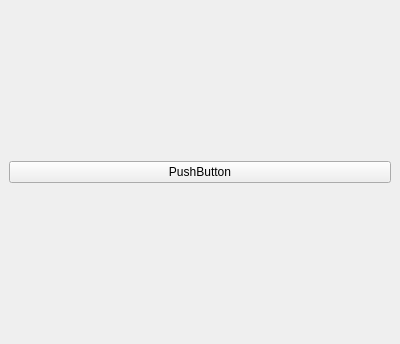
Above: sr_gui_controller_tuner/uis/SrGuiControllerTuner.ui from shadow-robot/sr-ros-interface before the change. Below: the same form after it.
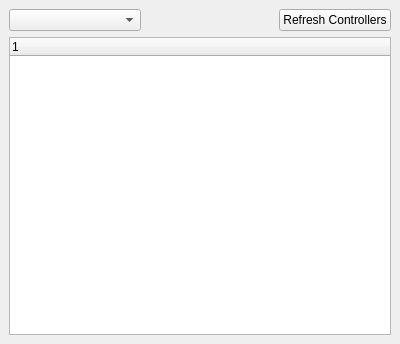
That is the form after the change.

Commit message: The controller tuner parses an xml file containing the different settings and displays them in a tree widget.

The edit to the form file:
```diff
--- a/sr_gui_controller_tuner/uis/SrGuiControllerTuner.ui
+++ b/sr_gui_controller_tuner/uis/SrGuiControllerTuner.ui
@@ -16,11 +16,61 @@
   <widget class="QWidget" name="dockWidgetContents">
    <layout class="QVBoxLayout" name="verticalLayout" stretch="0">
     <item>
-     <widget class="QPushButton" name="pushButton">
-      <property name="text">
-       <string>PushButton</string>
-      </property>
-     </widget>
+     <layout class="QVBoxLayout" name="verticalLayout_2">
+      <item>
+       <layout class="QHBoxLayout" name="horizontalLayout">
+        <item>
+         <widget class="QComboBox" name="dropdown_ctrl">
+          <property name="sizePolicy">
+           <sizepolicy hsizetype="Expanding" vsizetype="Fixed">
+            <horstretch>0</horstretch>
+            <verstretch>0</verstretch>
+           </sizepolicy>
+          </property>
+          <property name="toolTip">
+           <string extracomment="Choose the type of controller you want to tune."/>
+          </property>
+         </widget>
+        </item>
+        <item>
+         <spacer name="horizontalSpacer">
+          <property name="orientation">
+           <enum>Qt::Horizontal</enum>
+          </property>
+          <property name="sizeHint" stdset="0">
+           <size>
+            <width>40</width>
+            <height>20</height>
+           </size>
+          </property>
+         </spacer>
+        </item>
+        <item>
+         <widget class="QPushButton" name="btn_refresh_ctrl">
+          <property name="text">
+           <string>Refresh Controllers</string>
+          </property>
+         </widget>
+        </item>
+       </layout>
+      </item>
+      <item>
+       <layout class="QHBoxLayout" name="horizontalLayout_2">
+        <item>
+         <widget class="QTreeWidget" name="tree_ctrl_settings">
+          <property name="frameShadow">
+           <enum>QFrame::Sunken</enum>
+          </property>
+          <column>
+           <property name="text">
+            <string notr="true">1</string>
+           </property>
+          </column>
+         </widget>
+        </item>
+       </layout>
+      </item>
+     </layout>
     </item>
    </layout>
   </widget>
```
Left out of the diff: 4 changed lines with no effect on the pictures. The commit also changes 5 other files.
